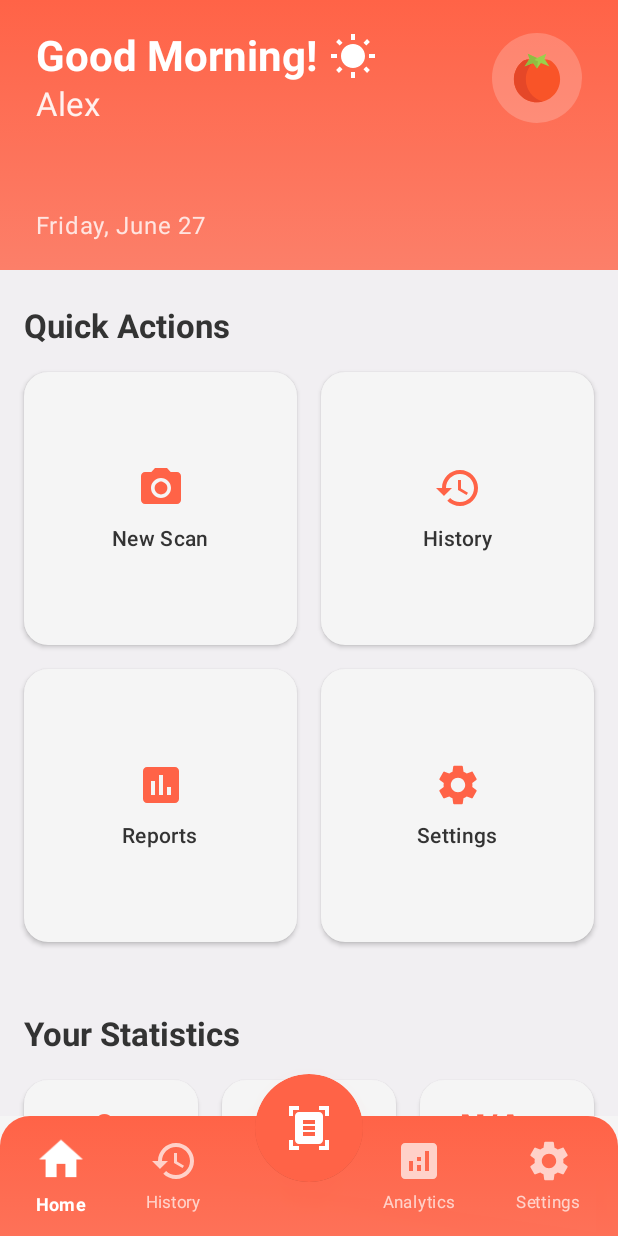
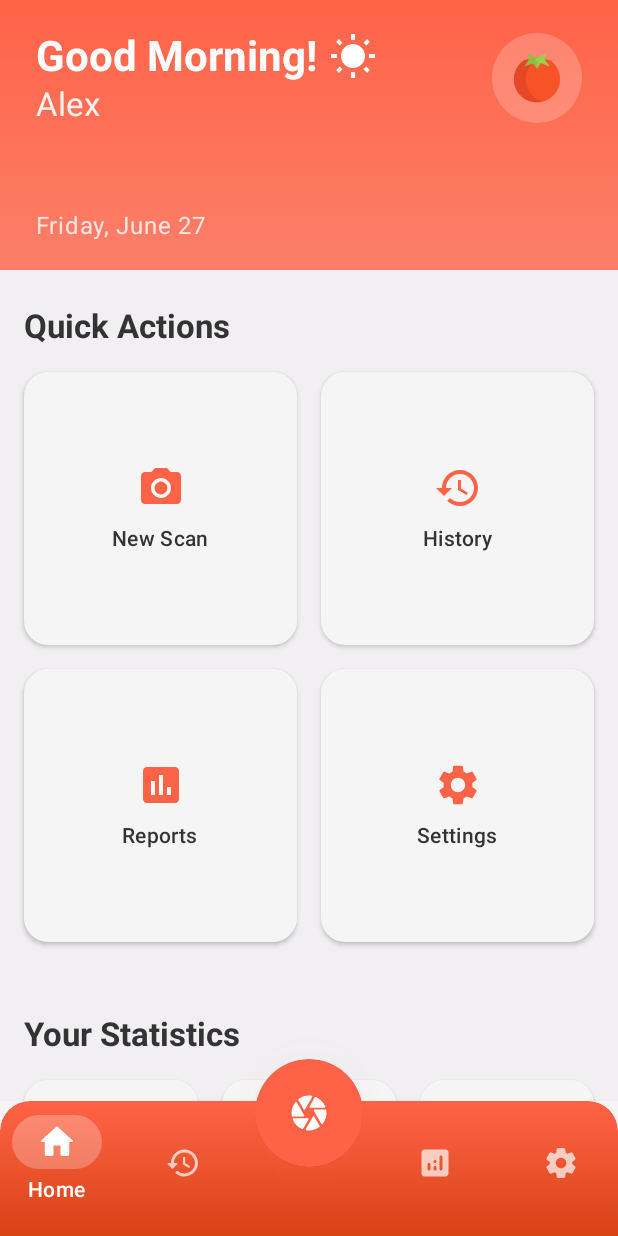
Before and after one commit to lanzy-lanzy/TomatoScan, an Android app built with Jetpack Compose: the screen it shows after launch (MainActivity), on a phone screen of 412 x 824 dp. Run offline under Robolectric (Android 15) with nearby library versions, the phone set to English and light mode, and no system bars; our stand-ins replace Firebase (no records; nobody signed in at launch, a user with empty details on screens opened directly), Room's generated code; libraries missing offline, so code that uses them is left out: androidx.camera.camera2, androidx.camera.core, com.github.mikephil.charting, com.google.ai.client.

Commit message:
new file:   .idea/deviceManager.xml 	new file:   app/src/main/java/com/ml/tomatoscan/ui/components/BottomBarCutoutShape.kt 	modified:   app/src/main/java/com/ml/tomatoscan/ui/navigation/BottomNavItem.kt 	modified:   app/src/main/java/com/ml/tomatoscan/ui/screens/MainScreen.kt 	modified:   app/src/main/java/com/ml/tomatoscan/ui/theme/Color.kt 	modified:   app/src/main/java/com/ml/tomatoscan/ui/theme/Theme.kt

```diff
--- /dev/null
+++ b/app/src/main/java/com/ml/tomatoscan/ui/components/BottomBarCutoutShape.kt
@@ -0,0 +1,77 @@
+package com.ml.tomatoscan.ui.components
+
+import androidx.compose.ui.geometry.Rect
+import androidx.compose.ui.geometry.Size
+import androidx.compose.ui.graphics.Outline
+import androidx.compose.ui.graphics.Path
+import androidx.compose.ui.graphics.Shape
+import androidx.compose.ui.unit.Density
+import androidx.compose.ui.unit.Dp
+import androidx.compose.ui.unit.LayoutDirection
+
+class BottomBarCutoutShape(
+    private val cutoutRadius: Dp,
+    private val topCornerRadius: Dp
+) : Shape {
+    override fun createOutline(
+        size: Size,
+        layoutDirection: LayoutDirection,
+        density: Density
+    ): Outline {
+        val path = Path().apply {
+            val cutoutRadiusPx = with(density) { cutoutRadius.toPx() }
+            val topCornerRadiusPx = with(density) { topCornerRadius.toPx() }
+
+            val cutoutCenterX = size.width / 2
+
+            // Start from the top-left corner
+            moveTo(0f, topCornerRadiusPx)
+
+            // Top-left corner arc
+            arcTo(
+                rect = Rect(left = 0f, top = 0f, right = 2 * topCornerRadiusPx, bottom = 2 * topCornerRadiusPx),
+                startAngleDegrees = 180f,
+                sweepAngleDegrees = 90f,
+                forceMoveTo = false
+            )
+
+            // Line to the start of the cutout
+            lineTo(cutoutCenterX - cutoutRadiusPx, 0f)
+
+            // The cutout arc for the FAB
+            arcTo(
+                rect = Rect(
+                    left = cutoutCenterX - cutoutRadiusPx,
+                    top = -cutoutRadiusPx,
+                    right = cutoutCenterX + cutoutRadiusPx,
+                    bottom = cutoutRadiusPx
+                ),
+                startAngleDegrees = 180f,
+                sweepAngleDegrees = 180f, // Corrected sweep angle for an upward curve
+                forceMoveTo = false
+            )
+
+            // Line from the end of the cutout to the top-right corner
+            lineTo(size.width - topCornerRadiusPx, 0f)
+
+            // Top-right corner arc
+            arcTo(
+                rect = Rect(
+                    left = size.width - 2 * topCornerRadiusPx,
+                    top = 0f,
+                    right = size.width,
+                    bottom = 2 * topCornerRadiusPx
+                ),
+                startAngleDegrees = 270f,
+                sweepAngleDegrees = 90f,
+                forceMoveTo = false
+            )
+
+            // Complete the shape
+            lineTo(size.width, size.height)
+            lineTo(0f, size.height)
+            close()
+        }
+        return Outline.Generic(path)
+    }
+}
--- a/app/src/main/java/com/ml/tomatoscan/ui/navigation/BottomNavItem.kt
+++ b/app/src/main/java/com/ml/tomatoscan/ui/navigation/BottomNavItem.kt
@@ -1,13 +1,14 @@
 package com.ml.tomatoscan.ui.navigation
 
 import androidx.compose.material.icons.Icons
-import androidx.compose.material.icons.filled.*
+import androidx.compose.material.icons.rounded.*
+import androidx.compose.material.icons.filled.DocumentScanner
 import androidx.compose.ui.graphics.vector.ImageVector
 
 sealed class BottomNavItem(val route: String, val icon: ImageVector, val title: String) {
-    object Dashboard : BottomNavItem("dashboard", Icons.Default.Home, "Home")
-    object Analysis : BottomNavItem("analysis", Icons.Default.DocumentScanner, "Scan")
-    object History : BottomNavItem("history", Icons.Default.History, "History")
-    object Settings : BottomNavItem("settings", Icons.Default.Settings, "Settings")
-    object Analytics : BottomNavItem("analytics", Icons.Default.Analytics, "Analytics")
+        object Dashboard : BottomNavItem("dashboard", Icons.Rounded.Home, "Home")
+    object Analysis : BottomNavItem("analysis", Icons.Rounded.Camera, "Scan")
+    object History : BottomNavItem("history", Icons.Rounded.History, "History")
+    object Settings : BottomNavItem("settings", Icons.Rounded.Settings, "Settings")
+    object Analytics : BottomNavItem("analytics", Icons.Rounded.Analytics, "Analytics")
 }
--- a/app/src/main/java/com/ml/tomatoscan/ui/screens/MainScreen.kt
+++ b/app/src/main/java/com/ml/tomatoscan/ui/screens/MainScreen.kt
@@ -5,13 +5,16 @@ import android.content.pm.PackageManager
 import androidx.activity.compose.rememberLauncherForActivityResult
 import androidx.activity.result.contract.ActivityResultContracts
 import androidx.compose.animation.core.animateFloatAsState
-import androidx.compose.animation.core.tween
+import androidx.compose.animation.core.animateDpAsState
+import androidx.compose.animation.AnimatedVisibility
+import androidx.compose.animation.core.Spring
+import androidx.compose.animation.core.spring
 import androidx.compose.foundation.background
 import androidx.compose.foundation.clickable
 import androidx.compose.foundation.layout.Arrangement
 import androidx.compose.foundation.layout.Box
 import androidx.compose.foundation.layout.Column
-import androidx.compose.foundation.layout.Row
+import androidx.compose.foundation.layout.RowScope
 import androidx.compose.foundation.layout.fillMaxSize
 import androidx.compose.foundation.layout.fillMaxWidth
 import androidx.compose.foundation.layout.height
@@ -19,7 +22,6 @@ import androidx.compose.foundation.layout.offset
 import androidx.compose.foundation.layout.padding
 import androidx.compose.foundation.layout.size
 import androidx.compose.foundation.shape.CircleShape
-import androidx.compose.foundation.shape.RoundedCornerShape
 import androidx.compose.material3.FloatingActionButton
 import androidx.compose.material3.Icon
 import androidx.compose.material3.MaterialTheme
@@ -51,11 +53,12 @@ import androidx.navigation.compose.currentBackStackEntryAsState
 import androidx.navigation.compose.rememberNavController
 import androidx.lifecycle.viewmodel.compose.viewModel
 import android.app.Application
+import androidx.compose.animation.core.tween
 import androidx.compose.runtime.LaunchedEffect
-import com.ml.tomatoscan.ui.screens.AnalyticsScreen
+import com.ml.tomatoscan.ui.components.BottomBarCutoutShape
 import com.ml.tomatoscan.ui.navigation.BottomNavItem
 import androidx.compose.ui.graphics.Color
-import com.ml.tomatoscan.ui.theme.LimeGreen
+import com.ml.tomatoscan.ui.theme.ShadowColor
 import com.ml.tomatoscan.viewmodels.TomatoScanViewModel
 import com.ml.tomatoscan.viewmodels.UserViewModel
 import com.ml.tomatoscan.viewmodels.UserViewModelFactory
@@ -83,62 +86,39 @@ fun BottomBar(navController: NavController, viewModel: TomatoScanViewModel) {
         BottomNavItem.Settings
     )
 
-    Box(modifier = Modifier.fillMaxWidth()) {
-        // Enhanced Navigation Bar with gradient background and rounded corners
+    Box {
         NavigationBar(
-            containerColor = Color.Transparent,
             modifier = Modifier
                 .fillMaxWidth()
-                .height(80.dp)
-                .clip(RoundedCornerShape(topStart = 20.dp, topEnd = 20.dp))
+                .height(90.dp)
+                .shadow(
+                    elevation = 12.dp,
+                    shape = BottomBarCutoutShape(cutoutRadius = 40.dp, topCornerRadius = 20.dp),
+                    ambientColor = ShadowColor.copy(alpha = 0.3f),
+                    spotColor = ShadowColor.copy(alpha = 0.3f)
+                )
+                .clip(BottomBarCutoutShape(cutoutRadius = 40.dp, topCornerRadius = 20.dp))
                 .background(
                     brush = Brush.verticalGradient(
                         colors = listOf(
                             MaterialTheme.colorScheme.primary,
-                            MaterialTheme.colorScheme.primary.copy(alpha = 0.9f)
+                            MaterialTheme.colorScheme.primaryContainer
                         )
                     )
-                )
-                .shadow(
-                    elevation = 12.dp,
-                    shape = RoundedCornerShape(topStart = 20.dp, topEnd = 20.dp),
-                    ambientColor = Color(0xFFFF6347).copy(alpha = 0.3f),
-                    spotColor = Color(0xFFFF6347).copy(alpha = 0.3f)
-                )
+                ),
+            containerColor = Color.Transparent,
+            contentColor = Color.White
         ) {
             val navBackStackEntry by navController.currentBackStackEntryAsState()
             val currentRoute = navBackStackEntry?.destination?.route
 
-            Row(
-                modifier = Modifier.fillMaxWidth(),
-                horizontalArrangement = Arrangement.SpaceEvenly,
-                verticalAlignment = Alignment.CenterVertically
-            ) {
-                // First two items
-                items.take(2).forEach { item ->
-                    EnhancedNavigationBarItem(
-                        item = item,
-                        isSelected = currentRoute == item.route,
-                        onClick = {
-                            if (currentRoute != item.route) {
-                                if (currentRoute == BottomNavItem.Analysis.route) {
-                                    viewModel.clearAnalysisState()
-                                }
-                                navController.navigate(item.route) {
-                                    popUpTo(navController.graph.findStartDestination().id)
-                                    launchSingleTop = true
-                                }
-                            }
-                        }
-                    )
+            items.forEachIndexed { index, item ->
+                if (index == 2) {
+                    // Add a spacer for the FAB
+                    Box(modifier = Modifier.weight(1f))
                 }
 
-                // Space for floating action button
-                Box(modifier = Modifier.size(72.dp))
-
-                // Last two items
-                items.drop(2).forEach { item ->
-                    EnhancedNavigationBarItem(
+                AppNavigationBarItem(
                     item = item,
                     isSelected = currentRoute == item.route,
                     onClick = {
@@ -155,9 +135,7 @@ fun BottomBar(navController: NavController, viewModel: TomatoScanViewModel) {
                 )
             }
         }
-        }
 
-        // Floating Scan Button with animation
         val navBackStackEntry by navController.currentBackStackEntryAsState()
         val currentRoute = navBackStackEntry?.destination?.route
         val isAnalysisSelected = currentRoute == BottomNavItem.Analysis.route
@@ -170,13 +148,11 @@ fun BottomBar(navController: NavController, viewModel: TomatoScanViewModel) {
 
         FloatingActionButton(
             onClick = {
-                // Navigate to analysis screen and trigger camera directly
                 viewModel.clearAnalysisState()
                 navController.navigate(BottomNavItem.Analysis.route) {
                     popUpTo(navController.graph.findStartDestination().id)
                     launchSingleTop = true
                 }
-                // Set a flag to trigger camera preview immediately
                 viewModel.setDirectCameraMode(true)
             },
             modifier = Modifier
@@ -185,10 +161,10 @@ fun BottomBar(navController: NavController, viewModel: TomatoScanViewModel) {
                 .size(72.dp)
                 .scale(fabScale)
                 .shadow(
-                    elevation = 16.dp,
+                    elevation = 8.dp,
                     shape = CircleShape,
-                    ambientColor = Color(0xFFFF6347).copy(alpha = 0.4f),
-                    spotColor = Color(0xFFFF6347).copy(alpha = 0.4f)
+                    ambientColor = ShadowColor.copy(alpha = 0.3f),
+                    spotColor = ShadowColor.copy(alpha = 0.3f)
                 ),
             containerColor = MaterialTheme.colorScheme.primary,
             contentColor = Color.White,
@@ -197,56 +173,63 @@ fun BottomBar(navController: NavController, viewModel: TomatoScanViewModel) {
             Icon(
                 imageVector = BottomNavItem.Analysis.icon,
                 contentDescription = BottomNavItem.Analysis.title,
-                modifier = Modifier.size(32.dp),
-                tint = Color.White
+                modifier = Modifier.size(28.dp)
             )
         }
     }
 }
 
 @Composable
-fun EnhancedNavigationBarItem(
+fun RowScope.AppNavigationBarItem(
     item: BottomNavItem,
     isSelected: Boolean,
     onClick: () -> Unit
 ) {
-    // Animation for scale and alpha effects
-    val scale by animateFloatAsState(
-        targetValue = if (isSelected) 1.1f else 1f,
-        animationSpec = tween(durationMillis = 200),
-        label = "scale_animation"
+    val iconSize by animateDpAsState(
+        targetValue = if (isSelected) 28.dp else 24.dp,
+        animationSpec = spring(
+            dampingRatio = Spring.DampingRatioMediumBouncy,
+            stiffness = Spring.StiffnessMedium
+        ),
+        label = "icon_size_animation"
+    )
+    val offset by animateDpAsState(
+        targetValue = if (isSelected) (-4).dp else 0.dp,
+        animationSpec = spring(
+            dampingRatio = Spring.DampingRatioMediumBouncy,
+            stiffness = Spring.StiffnessLow
+        ),
+        label = "offset_animation"
     )
 
-    val alpha by animateFloatAsState(
-        targetValue = if (isSelected) 1f else 0.7f,
-        animationSpec = tween(durationMillis = 200),
-        label = "alpha_animation"
-    )
-
-    Column(
-        horizontalAlignment = Alignment.CenterHorizontally,
-        verticalArrangement = Arrangement.Center,
-        modifier = Modifier
-            .clickable { onClick() }
-            .padding(vertical = 8.dp, horizontal = 16.dp)
-            .scale(scale)
-            .alpha(alpha)
-    ) {
+    NavigationBarItem(
+        selected = isSelected,
+        onClick = onClick,
+        modifier = Modifier.offset(y = offset),
+        icon = {
             Icon(
                 imageVector = item.icon,
                 contentDescription = item.title,
-            modifier = Modifier.size(32.dp),
-            tint = Color.White
+                modifier = Modifier.size(iconSize)
             )
-
+        },
+        label = {
+            AnimatedVisibility(visible = isSelected) {
                 Text(
                     text = item.title,
-            style = MaterialTheme.typography.labelSmall,
-            color = Color.White,
-            fontWeight = if (isSelected) FontWeight.Bold else FontWeight.Normal,
-            modifier = Modifier.padding(top = 4.dp)
+                    style = MaterialTheme.typography.bodyMedium,
+                    fontWeight = FontWeight.SemiBold
                 )
             }
+        },
+        colors = NavigationBarItemDefaults.colors(
+            selectedIconColor = Color.White,
+            unselectedIconColor = Color.White.copy(alpha = 0.7f),
+            selectedTextColor = Color.White,
+            unselectedTextColor = Color.White.copy(alpha = 0.7f),
+            indicatorColor = Color.White.copy(alpha = 0.25f)
+        )
+    )
 }
 
 @Composable
--- a/app/src/main/java/com/ml/tomatoscan/ui/theme/Color.kt
+++ b/app/src/main/java/com/ml/tomatoscan/ui/theme/Color.kt
@@ -9,3 +9,5 @@ val OffWhite = Color(0xFFF5F5F5)
 val DarkGray = Color(0xFF333333)
 val White = Color(0xFFFFFFFF)
 val LimeGreen = Color(0xFF32CD32)
+val TomatoRedDark = Color(0xFFD84315)
+val ShadowColor = Color(0xFFFF6347)
--- a/app/src/main/java/com/ml/tomatoscan/ui/theme/Theme.kt
+++ b/app/src/main/java/com/ml/tomatoscan/ui/theme/Theme.kt
@@ -17,6 +17,7 @@ import androidx.core.view.WindowCompat
 
 private val DarkColorScheme = darkColorScheme(
     primary = TomatoRed,
+    primaryContainer = TomatoRedDark,
     secondary = LightGreen,
     background = DarkGray,
     surface = DarkGray,
@@ -28,6 +29,7 @@ private val DarkColorScheme = darkColorScheme(
 
 private val LightColorScheme = lightColorScheme(
     primary = TomatoRed,
+    primaryContainer = TomatoRedDark,
     secondary = DarkGreen,
     background = OffWhite,
     surface = OffWhite,
@@ -57,8 +59,9 @@ fun TomatoScanTheme(
     if (!view.isInEditMode) {
         SideEffect {
             val window = (view.context as Activity).window
+            WindowCompat.setDecorFitsSystemWindows(window, false)
             window.statusBarColor = colorScheme.primary.toArgb()
-            window.navigationBarColor = colorScheme.primary.toArgb()
+            window.navigationBarColor = android.graphics.Color.TRANSPARENT
             WindowCompat.getInsetsController(window, view).isAppearanceLightStatusBars = !darkTheme
             WindowCompat.getInsetsController(window, view).isAppearanceLightNavigationBars = !darkTheme
         }
```
Lines whose indentation alone changed are shown as unchanged.
